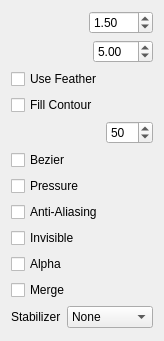
Before: the Qt Designer form app/ui/tooloptions.ui in pencil2d/pencil, drawn with Qt 5.
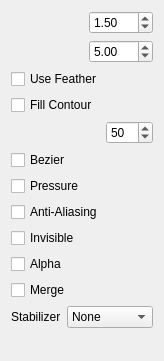
After: the same form once the commit is applied. Custom widgets are drawn as their Qt base class.

Commit message: Changing feather range to 1-100

```diff
--- a/app/ui/tooloptions.ui
+++ b/app/ui/tooloptions.ui
@@ -7,7 +7,7 @@
     <x>0</x>
     <y>0</y>
     <width>164</width>
-    <height>341</height>
+    <height>361</height>
    </rect>
   </property>
   <property name="windowTitle">
@@ -77,7 +77,7 @@
         <double>0.100000000000000</double>
        </property>
        <property name="maximum">
-        <double>80.000000000000000</double>
+        <double>100.000000000000000</double>
        </property>
        <property name="value">
         <double>5.000000000000000</double>
```
The commit also changes 1 other file.
